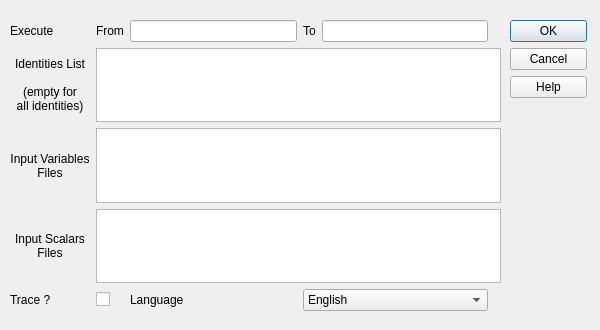
This is gui/menu/compute/compute_identities.ui in plan-be/iode as Qt 5 draws it before an edit. The edited form follows.
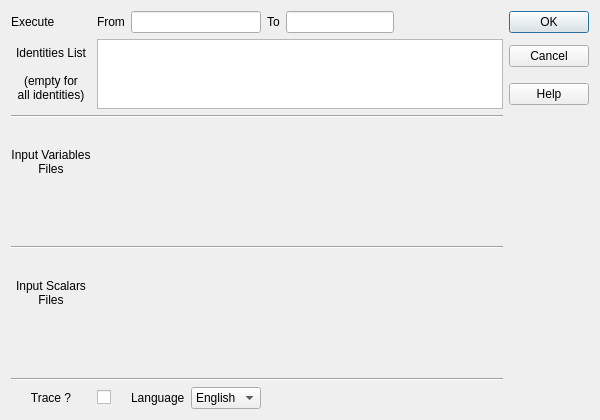
This is the edited form. Icons and pictures are not drawn. Custom widgets are drawn as their Qt base class.

Commit message: GUI: (QIodeMenuComputeIdentities) enabled auto-complete in the textEdit_identities_list field

Patch:
```diff
--- a/gui/menu/compute/compute_identities.ui
+++ b/gui/menu/compute/compute_identities.ui
@@ -10,19 +10,19 @@
     <x>0</x>
     <y>0</y>
     <width>600</width>
-    <height>330</height>
+    <height>420</height>
    </rect>
   </property>
   <property name="minimumSize">
    <size>
-    <width>600</width>
-    <height>330</height>
+    <width>0</width>
+    <height>420</height>
    </size>
   </property>
   <property name="maximumSize">
    <size>
     <width>600</width>
-    <height>330</height>
+    <height>420</height>
    </size>
   </property>
   <property name="windowTitle">
@@ -32,15 +32,6 @@
    <iconset>
     <normaloff>icons/Iodenew.ico</normaloff>icons/Iodenew.ico</iconset>
   </property>
-  <widget class="QWidget" name="layoutWidget">
-   <property name="geometry">
-    <rect>
-     <x>10</x>
-     <y>20</y>
-     <width>491</width>
-     <height>291</height>
-    </rect>
-   </property>
    <layout class="QGridLayout" name="gridLayout">
     <item row="0" column="0">
      <widget class="QLabel" name="label_execute">
@@ -56,7 +47,7 @@
       </property>
      </widget>
     </item>
-    <item row="0" column="2">
+   <item row="0" column="2" colspan="2">
      <widget class="QIodeSampleEdit" name="sampleEdit_sample_from">
       <property name="toolTip">
        <string>- yyyy is the year
@@ -71,14 +62,14 @@
       </property>
      </widget>
     </item>
-    <item row="0" column="3">
+   <item row="0" column="4">
      <widget class="QLabel" name="label_to">
       <property name="text">
        <string>To</string>
       </property>
      </widget>
     </item>
-    <item row="0" column="4">
+   <item row="0" column="5">
      <widget class="QIodeSampleEdit" name="sampleEdit_sample_to">
       <property name="toolTip">
        <string>- yyyy is the year
@@ -93,7 +84,36 @@
       </property>
      </widget>
     </item>
-    <item row="1" column="0">
+   <item row="0" column="6">
+    <spacer name="horizontalSpacer_2">
+     <property name="orientation">
+      <enum>Qt::Horizontal</enum>
+     </property>
+     <property name="sizeHint" stdset="0">
+      <size>
+       <width>74</width>
+       <height>20</height>
+      </size>
+     </property>
+    </spacer>
+   </item>
+   <item row="0" column="7">
+    <widget class="QPushButton" name="OKButton">
+     <property name="sizePolicy">
+      <sizepolicy hsizetype="Fixed" vsizetype="Fixed">
+       <horstretch>0</horstretch>
+       <verstretch>0</verstretch>
+      </sizepolicy>
+     </property>
+     <property name="text">
+      <string>OK</string>
+     </property>
+     <property name="shortcut">
+      <string>F10</string>
+     </property>
+    </widget>
+   </item>
+   <item row="1" column="0" rowspan="2">
      <widget class="QLabel" name="label_identities_list">
       <property name="text">
        <string>Identities List
@@ -106,10 +126,62 @@
       </property>
      </widget>
     </item>
-    <item row="1" column="1" colspan="5">
-     <widget class="QTextEdit" name="textEdit_identities_list"/>
-    </item>
-    <item row="2" column="0">
+   <item row="1" column="1" rowspan="2" colspan="6">
+    <widget class="QIodeCompleteTextEdit" name="textEdit_identities_list"/>
+   </item>
+   <item row="1" column="7">
+    <widget class="QPushButton" name="cancelButton">
+     <property name="sizePolicy">
+      <sizepolicy hsizetype="Fixed" vsizetype="Fixed">
+       <horstretch>0</horstretch>
+       <verstretch>0</verstretch>
+      </sizepolicy>
+     </property>
+     <property name="text">
+      <string>Cancel</string>
+     </property>
+     <property name="shortcut">
+      <string>Esc</string>
+     </property>
+    </widget>
+   </item>
+   <item row="2" column="7">
+    <widget class="QPushButton" name="helpButton">
+     <property name="sizePolicy">
+      <sizepolicy hsizetype="Fixed" vsizetype="Fixed">
+       <horstretch>0</horstretch>
+       <verstretch>0</verstretch>
+      </sizepolicy>
+     </property>
+     <property name="text">
+      <string>Help</string>
+     </property>
+     <property name="shortcut">
+      <string>F1</string>
+     </property>
+    </widget>
+   </item>
+   <item row="3" column="0" colspan="7">
+    <widget class="Line" name="line">
+     <property name="orientation">
+      <enum>Qt::Horizontal</enum>
+     </property>
+    </widget>
+   </item>
+   <item row="3" column="7" rowspan="10">
+    <spacer name="verticalSpacer">
+     <property name="orientation">
+      <enum>Qt::Vertical</enum>
+     </property>
+     <property name="sizeHint" stdset="0">
+      <size>
+       <width>20</width>
+       <height>280</height>
+      </size>
+     </property>
+    </spacer>
+   </item>
+   <item row="4" column="0" rowspan="2">
      <widget class="QLabel" name="label_variables_list">
       <property name="text">
        <string>Input Variables
@@ -120,10 +192,23 @@
       </property>
      </widget>
     </item>
-    <item row="2" column="1" colspan="5">
-     <widget class="QTextEdit" name="textEdit_variables_list"/>
-    </item>
-    <item row="3" column="0">
+   <item row="4" column="1" colspan="6">
+    <widget class="QIodeFileChooser" name="fileChooser_var_file1" native="true"/>
+   </item>
+   <item row="5" column="1" colspan="6">
+    <widget class="QIodeFileChooser" name="fileChooser_var_file2" native="true"/>
+   </item>
+   <item row="6" column="1" colspan="6">
+    <widget class="QIodeFileChooser" name="fileChooser_var_file3" native="true"/>
+   </item>
+   <item row="7" column="0" colspan="7">
+    <widget class="Line" name="line_2">
+     <property name="orientation">
+      <enum>Qt::Horizontal</enum>
+     </property>
+    </widget>
+   </item>
+   <item row="8" column="0" rowspan="2">
      <widget class="QLabel" name="label_scalars_list">
       <property name="text">
        <string>Input Scalars
@@ -134,31 +219,47 @@
       </property>
      </widget>
     </item>
-    <item row="3" column="1" colspan="5">
-     <widget class="QTextEdit" name="textEdit_scalars_list"/>
-    </item>
-    <item row="4" column="0">
+   <item row="8" column="1" colspan="6">
+    <widget class="QIodeFileChooser" name="fileChooser_scl_file1" native="true"/>
+   </item>
+   <item row="9" column="1" colspan="6">
+    <widget class="QIodeFileChooser" name="fileChooser_scl_file2" native="true"/>
+   </item>
+   <item row="10" column="1" colspan="6">
+    <widget class="QIodeFileChooser" name="fileChooser_scl_file3" native="true"/>
+   </item>
+   <item row="11" column="0" colspan="7">
+    <widget class="Line" name="line_3">
+     <property name="orientation">
+      <enum>Qt::Horizontal</enum>
+     </property>
+    </widget>
+   </item>
+   <item row="12" column="0">
      <widget class="QLabel" name="label_trace">
       <property name="text">
        <string>Trace ?</string>
       </property>
-     </widget>
-    </item>
-    <item row="4" column="1">
+     <property name="alignment">
+      <set>Qt::AlignCenter</set>
+     </property>
+    </widget>
+   </item>
+   <item row="12" column="1">
      <widget class="QCheckBox" name="checkBox_trace">
       <property name="text">
        <string/>
       </property>
      </widget>
     </item>
-    <item row="4" column="2">
+   <item row="12" column="2">
      <widget class="QLabel" name="label_language">
       <property name="text">
        <string>Language</string>
       </property>
      </widget>
     </item>
-    <item row="4" column="3" colspan="2">
+   <item row="12" column="3">
      <widget class="QComboBox" name="comboBox_language">
       <item>
        <property name="text">
@@ -177,95 +278,41 @@
       </item>
      </widget>
     </item>
-    <item row="4" column="5">
-     <widget class="QLabel" name="label">
-      <property name="text">
-       <string/>
-      </property>
-     </widget>
-    </item>
-   </layout>
-  </widget>
-  <widget class="QWidget" name="layoutWidget_2">
-   <property name="geometry">
-    <rect>
-     <x>510</x>
-     <y>20</y>
-     <width>77</width>
-     <height>291</height>
-    </rect>
-   </property>
-   <layout class="QVBoxLayout" name="verticalLayout">
-    <item>
-     <widget class="QPushButton" name="OKButton">
-      <property name="sizePolicy">
-       <sizepolicy hsizetype="Fixed" vsizetype="Fixed">
-        <horstretch>0</horstretch>
-        <verstretch>0</verstretch>
-       </sizepolicy>
-      </property>
-      <property name="text">
-       <string>OK</string>
-      </property>
-      <property name="shortcut">
-       <string>F10</string>
-      </property>
-     </widget>
-    </item>
-    <item>
-     <widget class="QPushButton" name="cancelButton">
-      <property name="sizePolicy">
-       <sizepolicy hsizetype="Fixed" vsizetype="Fixed">
-        <horstretch>0</horstretch>
-        <verstretch>0</verstretch>
-       </sizepolicy>
-      </property>
-      <property name="text">
-       <string>Cancel</string>
-      </property>
-      <property name="shortcut">
-       <string>Esc</string>
-      </property>
-     </widget>
-    </item>
-    <item>
-     <widget class="QPushButton" name="helpButton">
-      <property name="sizePolicy">
-       <sizepolicy hsizetype="Fixed" vsizetype="Fixed">
-        <horstretch>0</horstretch>
-        <verstretch>0</verstretch>
-       </sizepolicy>
-      </property>
-      <property name="text">
-       <string>Help</string>
-      </property>
-      <property name="shortcut">
-       <string>F1</string>
-      </property>
-     </widget>
-    </item>
-    <item>
-     <spacer name="verticalSpacer">
+   <item row="12" column="4" colspan="3">
+    <spacer name="horizontalSpacer">
       <property name="orientation">
-       <enum>Qt::Vertical</enum>
+      <enum>Qt::Horizontal</enum>
       </property>
       <property name="sizeHint" stdset="0">
        <size>
-        <width>20</width>
-        <height>40</height>
+       <width>236</width>
+       <height>20</height>
        </size>
       </property>
      </spacer>
     </item>
    </layout>
-  </widget>
  </widget>
  <customwidgets>
+  <customwidget>
+   <class>QIodeFileChooser</class>
+   <extends>QWidget</extends>
+   <header>custom_widgets/qfilechooser.h</header>
+   <container>1</container>
+   <slots>
+    <slot>updateFileType(QString)</slot>
+   </slots>
+  </customwidget>
   <customwidget>
    <class>QIodeSampleEdit</class>
    <extends>QLineEdit</extends>
    <header>custom_widgets/qsampleedit.h</header>
   </customwidget>
+  <customwidget>
+   <class>QIodeCompleteTextEdit</class>
+   <extends>QPlainTextEdit</extends>
+   <header>custom_widgets/complete_text_edit.h</header>
+  </customwidget>
  </customwidgets>
  <resources/>
  <connections>
```
Lines whose indentation alone changed are shown as unchanged. The commit also changes 2 other files.
